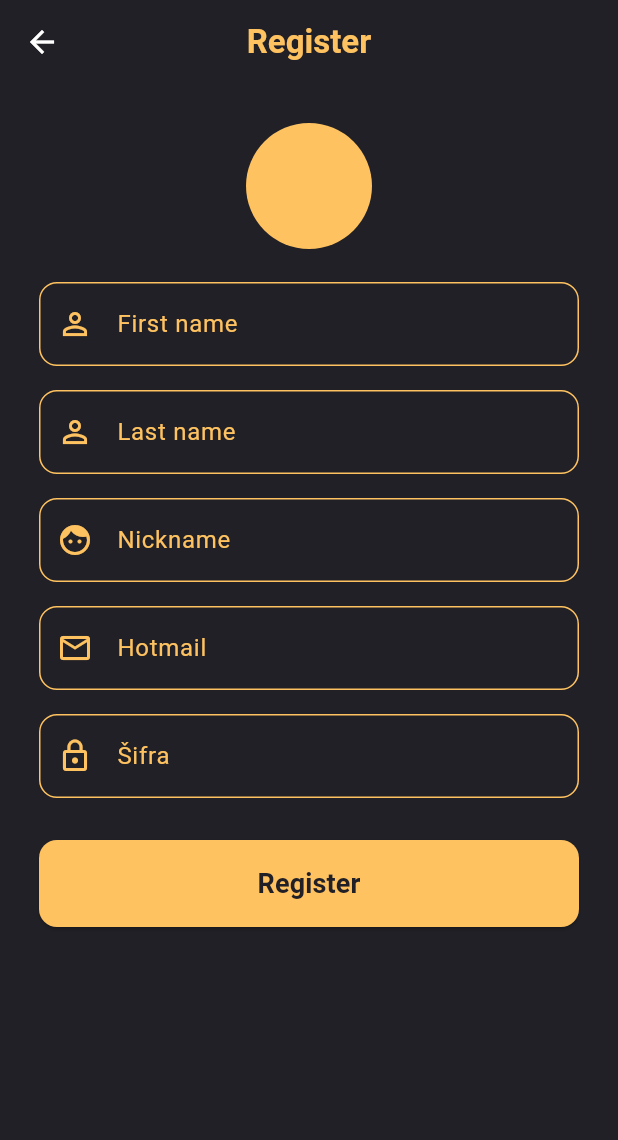
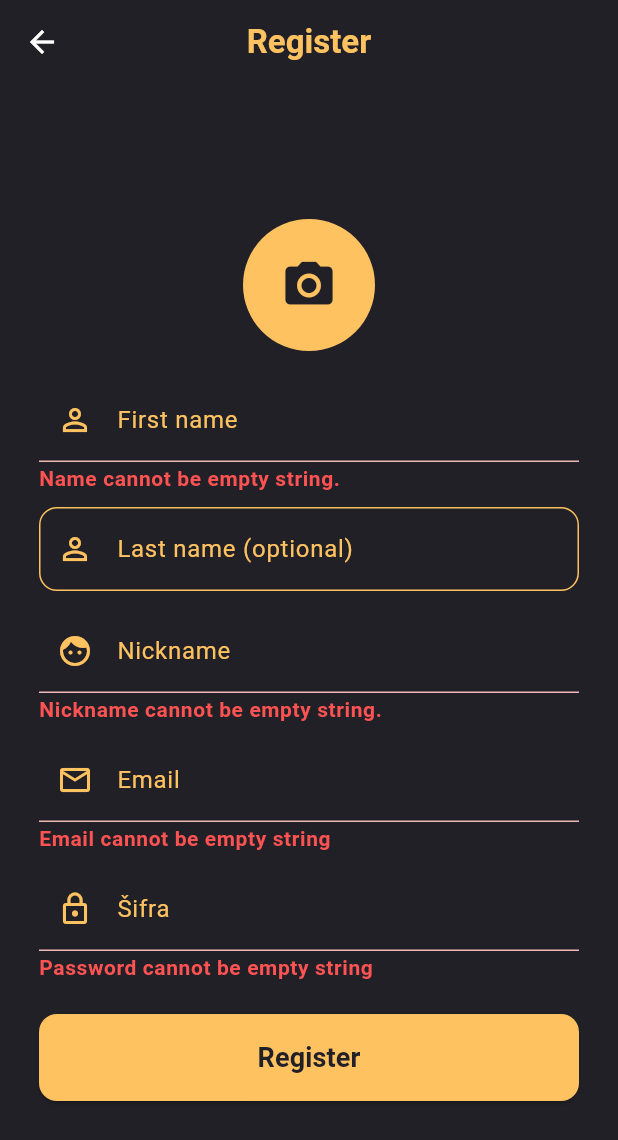
Before and after one commit to R3FA/joymodels-ui, a Flutter app: the RegisterPageScreen screen opened directly, after a tap on "Register", on a phone screen of 412 x 824 dp. Shown: the top 1140 px of the screen. Run offline on Flutter 3.47's test engine with Material 3 defaults, Android fonts, the light colour scheme and no system bars; our stand-ins replace image_picker.

Commit message:
RegisterPageScreen in works

```diff
--- a/joymodels_mobile/lib/main.dart
+++ b/joymodels_mobile/lib/main.dart
@@ -1,12 +1,16 @@
 import 'package:flutter/material.dart';
+import 'package:joymodels_mobile/ui/register_page/view_model/register_page_view_model.dart';
 import 'package:provider/provider.dart';
 import 'package:joymodels_mobile/ui/welcome_page/widgets/welcome_page_screen.dart';
 import 'package:joymodels_mobile/ui/welcome_page/view_model/welcome_page_view_model.dart';
 
 void main() {
   runApp(
-    ChangeNotifierProvider(
-      create: (_) => WelcomePageViewModel(),
+    MultiProvider(
+      providers: [
+        ChangeNotifierProvider(create: (_) => WelcomePageViewModel()),
+        ChangeNotifierProvider(create: (_) => RegisterPageScreenViewModel()),
+      ],
       child: const JoyModelsApp(),
     ),
   );
--- /dev/null
+++ b/joymodels_mobile/lib/ui/core/view_model/regex_view_model.dart
@@ -0,0 +1,82 @@
+class RegexValidationViewModel {
+  static String? validateEmail(String? email) {
+    if (email == null || email.trim().isEmpty) {
+      return 'Email cannot be empty string';
+    }
+    final regex = RegExp(r'^(?=.{1,255})[^@\s]+@[^@\s]+\.[^@\s]+$');
+    if (!regex.hasMatch(email)) {
+      return 'Invalid format. The value must be a valid email address without spaces.';
+    }
+    return null;
+  }
+
+  static String? validatePassword(String? password) {
+    if (password == null || password.trim().isEmpty) {
+      return 'Password cannot be empty string';
+    }
+    final regex = RegExp(
+      r'^(?=.*[A-Z])(?=.*\d)(?=.*[@$!%*#?&])[A-Za-z\d@$!%*#?&]{8,}$',
+    );
+    if (!regex.hasMatch(password)) {
+      return 'Password must be at least 8 characters long and include at least one uppercase letter, one number, and one special character (@\$!%*#?&).';
+    }
+    return null;
+  }
+
+  static String? validateNickname(String? nickname) {
+    if (nickname == null || nickname.trim().isEmpty) {
+      return 'Nickname cannot be empty string.';
+    }
+    final regex = RegExp(r'^[a-z0-9]{3,}$');
+    if (!regex.hasMatch(nickname)) {
+      return 'Nickname must be at least 3 characters long and contain only lowercase letters and numbers.';
+    }
+    return null;
+  }
+
+  static String? validateName(String? name) {
+    if (name == null || name.trim().isEmpty) {
+      return 'Name cannot be empty string.';
+    }
+    final regex = RegExp(r'^[A-Z][a-z]{1,}$');
+    if (!regex.hasMatch(name)) {
+      return 'First or Last name must begin with a capital letter and contain only lowercase letters after.';
+    }
+    return null;
+  }
+
+  static String? validateOtpCode(String? otpCode) {
+    if (otpCode == null || otpCode.trim().isEmpty) {
+      return 'OTP Code cannot be empty string.';
+    }
+    final regex = RegExp(r'^[A-Z0-9]{12}$');
+    if (!regex.hasMatch(otpCode)) {
+      return 'The value must be exactly 12 characters long and contain only uppercase letters and numbers.';
+    }
+    return null;
+  }
+
+  static String? validateText(String? text) {
+    if (text == null || text.trim().isEmpty) {
+      return 'Text cannot be empty string.';
+    }
+    final regex = RegExp(r"^[A-Za-z0-9:.,\-\' ]+$");
+    if (!regex.hasMatch(text)) {
+      return 'Invalid value: Must contain only letters (any language), digits, and the following characters: (:.,-\').';
+    }
+    return null;
+  }
+
+  static String? validateYoutubeVideoLink(String? url) {
+    if (url == null || url.trim().isEmpty) {
+      return 'Url cannot be empty string.';
+    }
+    final regex = RegExp(
+      r'^https:\/\/(www\.)?(youtube\.com|youtu\.be)(\/[-a-zA-Z0-9()@:%_\+.~#?&//=]{0,2025})$',
+    );
+    if (!regex.hasMatch(url)) {
+      return 'Invalid URL format. Please provide a valid YouTube link (youtube.com or youtu.be) starting with https://';
+    }
+    return null;
+  }
+}
--- a/joymodels_mobile/lib/ui/register_page/view_model/register_page_view_model.dart
+++ b/joymodels_mobile/lib/ui/register_page/view_model/register_page_view_model.dart
@@ -0,0 +1,68 @@
+import 'package:flutter/material.dart';
+import 'dart:io';
+
+import 'package:joymodels_mobile/ui/core/view_model/regex_view_model.dart';
+
+class RegisterPageScreenViewModel with ChangeNotifier {
+  final firstNameController = TextEditingController();
+  final lastNameController = TextEditingController();
+  final nicknameController = TextEditingController();
+  final emailController = TextEditingController();
+  final passwordController = TextEditingController();
+  File? avatarImage;
+
+  String? avatarError;
+
+  bool isLoading = false;
+  String? submitError;
+
+  // Form field validations
+  String? validateName(String? name) {
+    return RegexValidationViewModel.validateName(name);
+  }
+
+  String? validateNickname(String? nickname) {
+    return RegexValidationViewModel.validateNickname(nickname);
+  }
+
+  String? validateEmail(String? email) {
+    return RegexValidationViewModel.validateEmail(email);
+  }
+
+  String? validatePassword(String? password) {
+    return RegexValidationViewModel.validatePassword(password);
+  }
+
+  // Upload avatara
+  String? setAvatar(File? file) {
+    avatarImage = file;
+    avatarError = (file == null) ? 'Avatar is required' : null;
+    notifyListeners();
+  }
+
+  // SUBMIT
+  Future<bool> submitForm(BuildContext context) async {
+    submitError = null;
+    avatarError = (avatarImage == null) ? 'Avatar is required' : null;
+    isLoading = true;
+    notifyListeners();
+
+    await Future.delayed(const Duration(milliseconds: 700)); // simulate API
+
+    isLoading = false;
+    notifyListeners();
+
+    // Validacija za avatar
+    if (avatarError != null) {
+      submitError = null; // poništi prethodnu grešku
+      notifyListeners();
+      return false;
+    }
+    // success example
+    return true;
+  }
+
+  void disposeControllers() {
+    super.dispose();
+  }
+}
--- a/joymodels_mobile/lib/ui/register_page/widgets/register_page_screen.dart
+++ b/joymodels_mobile/lib/ui/register_page/widgets/register_page_screen.dart
@@ -1,16 +1,19 @@
 import 'package:flutter/material.dart';
+import 'package:joymodels_mobile/ui/register_page/view_model/register_page_view_model.dart';
+import 'package:provider/provider.dart';
+import 'package:image_picker/image_picker.dart';
+import 'dart:io';
+
 import 'package:joymodels_mobile/ui/core/themes/color_palette.dart';
 
-class RegisterPageScreen extends StatefulWidget {
+class RegisterPageScreen extends StatelessWidget {
   const RegisterPageScreen({super.key});
 
   @override
-  State<RegisterPageScreen> createState() => _MyWidgetState();
-}
+  Widget build(BuildContext context) {
+    final viewModel = context.watch<RegisterPageScreenViewModel>();
+    final formKey = GlobalKey<FormState>();
 
-class _MyWidgetState extends State<RegisterPageScreen> {
-  @override
-  Widget build(BuildContext context) {
     return Scaffold(
       backgroundColor: ColorPallete.darkBackground,
       appBar: AppBar(
@@ -26,161 +29,102 @@ class _MyWidgetState extends State<RegisterPageScreen> {
         ),
         centerTitle: true,
       ),
-      body: SingleChildScrollView(
+      body: Center(
+        child: SingleChildScrollView(
           padding: const EdgeInsets.all(26),
           child: Form(
-          // key: _formKey,
+            key: formKey,
             child: Column(
+              mainAxisSize: MainAxisSize.min,
               children: [
-              // Dugme za sliku
                 GestureDetector(
-                // onTap: _pickImage,
+                  onTap: () async {
+                    final picker = ImagePicker();
+                    final picked = await picker.pickImage(
+                      source: ImageSource.gallery,
+                    );
+                    if (picked != null) {
+                      viewModel.setAvatar(File(picked.path));
+                    }
+                  },
                   child: CircleAvatar(
-                  radius: 42,
+                    radius: 44,
                     backgroundColor: ColorPallete.accent,
-                  // backgroundImage: profileImage,
-                  // child: profileImage == null
-                  //     ? const Icon(
-                  //         Icons.camera_alt,
-                  //         size: 36,
-                  //         color: ColorPallete.darkBackground,
-                  //       )
-                  //     : null,
+                    backgroundImage: viewModel.avatarImage != null
+                        ? FileImage(viewModel.avatarImage!)
+                        : null,
+                    child: viewModel.avatarImage == null
+                        ? const Icon(
+                            Icons.camera_alt,
+                            size: 38,
+                            color: ColorPallete.darkBackground,
+                          )
+                        : null,
                   ),
                 ),
-              const SizedBox(height: 22),
-              // --- POLJA ---
-              TextFormField(
-                decoration: InputDecoration(
-                  prefixIcon: Icon(
-                    Icons.person_outline,
-                    color: ColorPallete.accent,
-                  ),
-                  labelText: 'First name',
-                  labelStyle: TextStyle(color: ColorPallete.accent),
-                  enabledBorder: OutlineInputBorder(
-                    borderSide: BorderSide(color: ColorPallete.accent),
-                    borderRadius: BorderRadius.circular(12),
-                  ),
-                  focusedBorder: OutlineInputBorder(
-                    borderSide: BorderSide(
-                      color: ColorPallete.accent,
-                      width: 2,
-                    ),
-                    borderRadius: BorderRadius.circular(12),
+                if (viewModel.avatarError != null)
+                  Padding(
+                    padding: const EdgeInsets.only(top: 8.0),
+                    child: Text(
+                      viewModel.avatarError!,
+                      style: const TextStyle(color: Colors.red),
                     ),
                   ),
-                validator: (v) =>
-                    v == null || v.isEmpty ? 'Enter first name' : null,
+                const SizedBox(height: 18),
+                TextFormField(
+                  controller: viewModel.firstNameController,
+                  decoration: _inputDecoration(
+                    'First name',
+                    Icons.person_outline,
                   ),
-
-              const SizedBox(height: 16),
-
+                  validator: viewModel.validateName,
+                  style: const TextStyle(color: Colors.white),
+                ),
+                const SizedBox(height: 12),
                 TextFormField(
-                decoration: InputDecoration(
-                  prefixIcon: Icon(
+                  controller: viewModel.lastNameController,
+                  decoration: _inputDecoration(
+                    'Last name (optional)',
                     Icons.person_outline,
-                    color: ColorPallete.accent,
                   ),
-                  labelText: 'Last name',
-                  labelStyle: TextStyle(color: ColorPallete.accent),
-                  enabledBorder: OutlineInputBorder(
-                    borderSide: BorderSide(color: ColorPallete.accent),
-                    borderRadius: BorderRadius.circular(12),
+                  style: const TextStyle(color: Colors.white),
+                  validator: (lastName) =>
+                      (lastName == null || lastName.trim().isEmpty)
+                      ? null
+                      : viewModel.validateName(lastName),
                 ),
-                  focusedBorder: OutlineInputBorder(
-                    borderSide: BorderSide(
-                      color: ColorPallete.accent,
-                      width: 2,
+                const SizedBox(height: 12),
+                TextFormField(
+                  controller: viewModel.nicknameController,
+                  decoration: _inputDecoration('Nickname', Icons.face),
+                  validator: viewModel.validateNickname,
+                  style: const TextStyle(color: Colors.white),
                 ),
-                    borderRadius: BorderRadius.circular(12),
+                const SizedBox(height: 12),
+                TextFormField(
+                  controller: viewModel.emailController,
+                  decoration: _inputDecoration('Email', Icons.email_outlined),
+                  keyboardType: TextInputType.emailAddress,
+                  validator: viewModel.validateEmail,
+                  style: const TextStyle(color: Colors.white),
+                ),
+                const SizedBox(height: 12),
+                TextFormField(
+                  controller: viewModel.passwordController,
+                  decoration: _inputDecoration('Šifra', Icons.lock_outline),
+                  obscureText: true,
+                  validator: viewModel.validatePassword,
+                  style: const TextStyle(color: Colors.white),
+                ),
+                const SizedBox(height: 24),
+                if (viewModel.submitError != null)
+                  Padding(
+                    padding: const EdgeInsets.only(bottom: 10),
+                    child: Text(
+                      viewModel.submitError!,
+                      style: const TextStyle(color: Colors.red),
                     ),
                   ),
-                validator: (v) =>
-                    v == null || v.isEmpty ? 'Enter last name' : null,
-              ),
-
-              const SizedBox(height: 16),
-
-              TextFormField(
-                decoration: InputDecoration(
-                  prefixIcon: Icon(Icons.face, color: ColorPallete.accent),
-                  labelText: 'Nickname',
-                  labelStyle: TextStyle(color: ColorPallete.accent),
-                  enabledBorder: OutlineInputBorder(
-                    borderSide: BorderSide(color: ColorPallete.accent),
-                    borderRadius: BorderRadius.circular(12),
-                  ),
-                  focusedBorder: OutlineInputBorder(
-                    borderSide: BorderSide(
-                      color: ColorPallete.accent,
-                      width: 2,
-                    ),
-                    borderRadius: BorderRadius.circular(12),
-                  ),
-                ),
-                validator: (v) =>
-                    v == null || v.isEmpty ? 'Enter nickname' : null,
-              ),
-
-              const SizedBox(height: 16),
-
-              TextFormField(
-                keyboardType: TextInputType.emailAddress,
-                decoration: InputDecoration(
-                  prefixIcon: Icon(
-                    Icons.email_outlined,
-                    color: ColorPallete.accent,
-                  ),
-                  labelText: 'Hotmail',
-                  labelStyle: TextStyle(color: ColorPallete.accent),
-                  enabledBorder: OutlineInputBorder(
-                    borderSide: BorderSide(color: ColorPallete.accent),
-                    borderRadius: BorderRadius.circular(12),
-                  ),
-                  focusedBorder: OutlineInputBorder(
-                    borderSide: BorderSide(
-                      color: ColorPallete.accent,
-                      width: 2,
-                    ),
-                    borderRadius: BorderRadius.circular(12),
-                  ),
-                ),
-                validator: (v) => v == null || v.isEmpty || !v.contains('@')
-                    ? 'Enter valid email (Hotmail)'
-                    : null,
-              ),
-
-              const SizedBox(height: 16),
-
-              TextFormField(
-                obscureText: true,
-                decoration: InputDecoration(
-                  prefixIcon: Icon(
-                    Icons.lock_outline,
-                    color: ColorPallete.accent,
-                  ),
-                  labelText: 'Šifra',
-                  labelStyle: TextStyle(color: ColorPallete.accent),
-                  enabledBorder: OutlineInputBorder(
-                    borderSide: BorderSide(color: ColorPallete.accent),
-                    borderRadius: BorderRadius.circular(12),
-                  ),
-                  focusedBorder: OutlineInputBorder(
-                    borderSide: BorderSide(
-                      color: ColorPallete.accent,
-                      width: 2,
-                    ),
-                    borderRadius: BorderRadius.circular(12),
-                  ),
-                ),
-                validator: (v) =>
-                    v == null || v.length < 5 ? 'Min 5 karaktera' : null,
-              ),
-
-              const SizedBox(height: 28),
-
-              // --- DUGME REGISTER ---
                 SizedBox(
                   width: double.infinity,
                   child: ElevatedButton(
@@ -191,8 +135,32 @@ class _MyWidgetState extends State<RegisterPageScreen> {
                       ),
                       padding: const EdgeInsets.symmetric(vertical: 16),
                     ),
-                  onPressed: () {},
-                  child: const Text(
+                    onPressed: viewModel.isLoading
+                        ? null
+                        : () async {
+                            if (formKey.currentState?.validate() ?? false) {
+                              final success = await viewModel.submitForm(
+                                context,
+                              );
+                              if (success) {
+                                ScaffoldMessenger.of(context).showSnackBar(
+                                  const SnackBar(
+                                    content: Text('Registration success!'),
+                                  ),
+                                );
+                              }
+                            }
+                          },
+                    child: viewModel.isLoading
+                        ? const SizedBox(
+                            height: 22,
+                            width: 22,
+                            child: CircularProgressIndicator(
+                              color: ColorPallete.darkBackground,
+                              strokeWidth: 2.6,
+                            ),
+                          )
+                        : const Text(
                             'Register',
                             style: TextStyle(
                               color: ColorPallete.darkBackground,
@@ -206,6 +174,30 @@ class _MyWidgetState extends State<RegisterPageScreen> {
             ),
           ),
         ),
+      ),
+    );
+  }
+
+  InputDecoration _inputDecoration(String label, IconData icon) {
+    return InputDecoration(
+      prefixIcon: Icon(icon, color: ColorPallete.accent),
+      labelText: label,
+      labelStyle: const TextStyle(color: ColorPallete.accent),
+      enabledBorder: OutlineInputBorder(
+        borderSide: const BorderSide(color: ColorPallete.accent),
+        borderRadius: BorderRadius.circular(12),
+      ),
+      focusedBorder: OutlineInputBorder(
+        borderSide: const BorderSide(color: ColorPallete.accent, width: 2),
+        borderRadius: BorderRadius.circular(12),
+      ),
+      errorMaxLines: 6,
+      errorStyle: TextStyle(
+        color: Colors.redAccent,
+        fontWeight: FontWeight.bold,
+        fontSize: 14, // Povećaj font
+        height: 1.0,
+      ),
     );
   }
 }
--- a/joymodels_mobile/pubspec.yaml
+++ b/joymodels_mobile/pubspec.yaml
@@ -35,6 +35,7 @@ dependencies:
   # Use with the CupertinoIcons class for iOS style icons.
   cupertino_icons: ^1.0.8
   provider: ^6.1.5+1
+  image_picker: ^1.2.1
 
 dev_dependencies:
   flutter_test:
```
Also changed, not shown: joymodels_mobile/pubspec.lock, 5 other files. Lines whose indentation alone changed are shown as unchanged.
